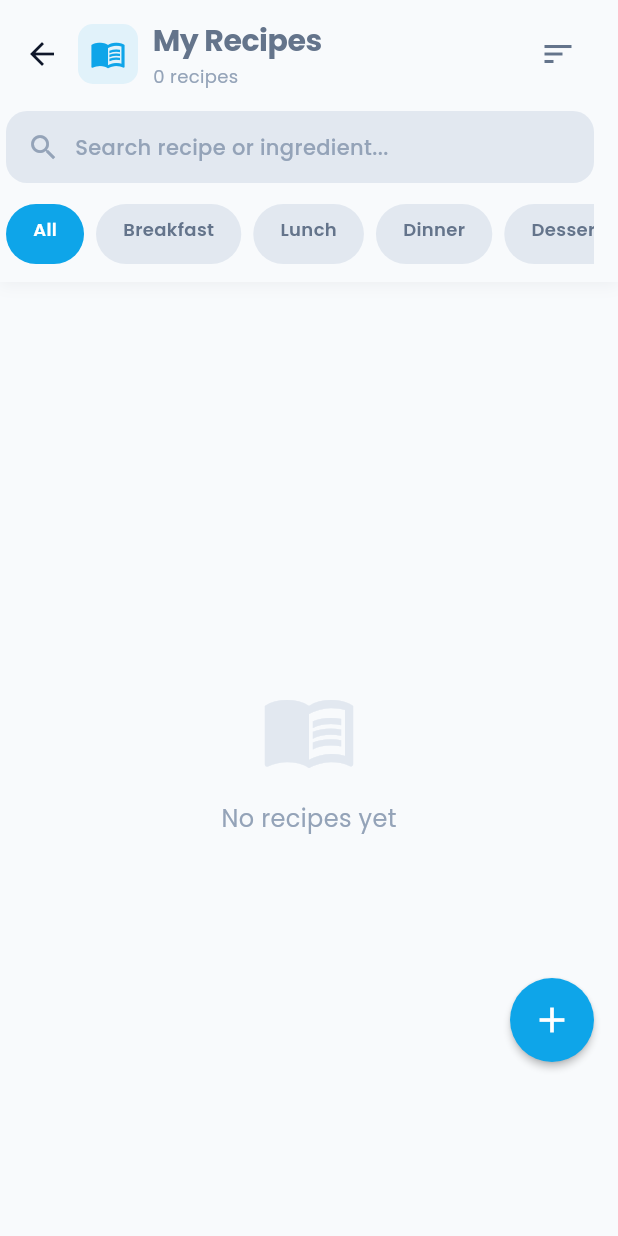
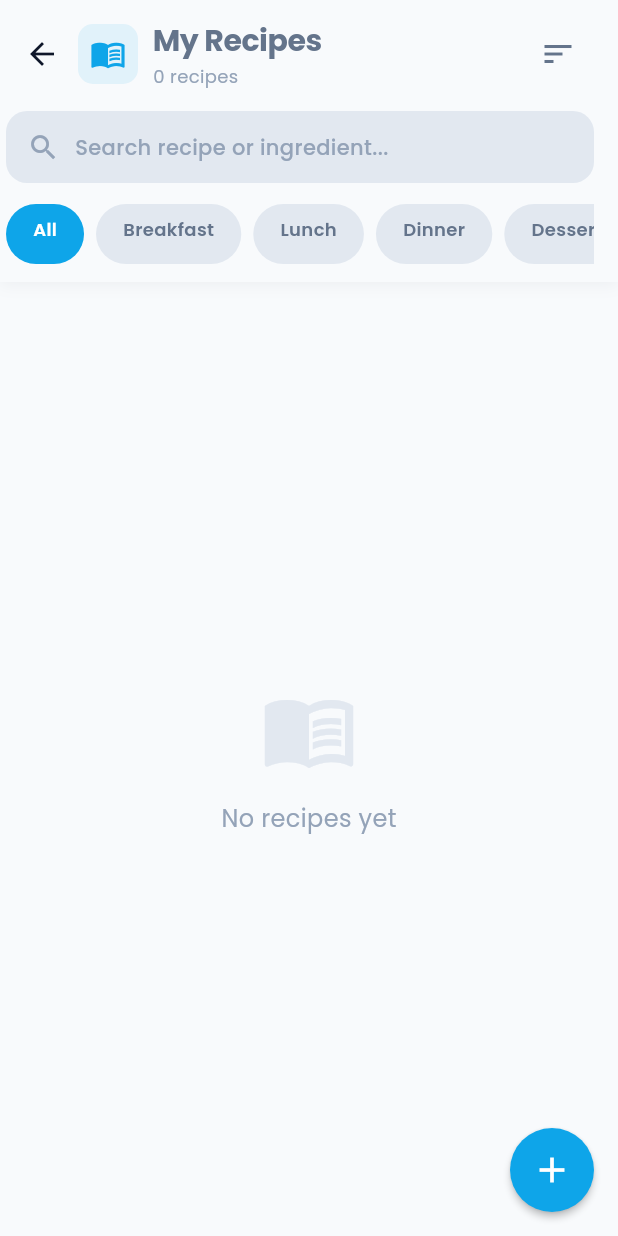
Before and after one commit to Xslead/ChefSpecials, a Flutter app: the MyRecipesScreen screen opened by its route, on a phone screen of 412 x 824 dp. Run offline on Flutter 3.47's test engine with Material 3 defaults, Android fonts, the phone set to English and light mode, and no system bars; our stand-ins replace cached_network_image, cloud_firestore, firebase_auth, firebase_core, firebase_storage, fl_chart and 4 more; accounts and stored records are empty; generated files the repository leaves out were written again.

Commit message:
fix: remove excessive bottom padding from FAB on my recipes screen

```diff
--- a/lib/screens/my_recipes/my_recipes_screen.dart
+++ b/lib/screens/my_recipes/my_recipes_screen.dart
@@ -175,9 +175,7 @@ class _MyRecipesScreenState extends State<MyRecipesScreen> {
         ],
       ),
       floatingActionButton: isOwnProfile
-          ? Padding(
-              padding: const EdgeInsets.only(bottom: 100),
-              child: FloatingActionButton(
+          ? FloatingActionButton(
               heroTag: 'my_recipes_fab',
               onPressed: () => context.push('/add-recipe'),
               backgroundColor: AppTheme.primaryColor,
@@ -185,7 +183,6 @@ class _MyRecipesScreenState extends State<MyRecipesScreen> {
               elevation: 2,
               shape: const CircleBorder(),
               child: const Icon(Icons.add, size: 28),
-              ),
             )
           : null,
     );
```
Also changed, not shown: 1 other file. Lines whose indentation alone changed are shown as unchanged.
